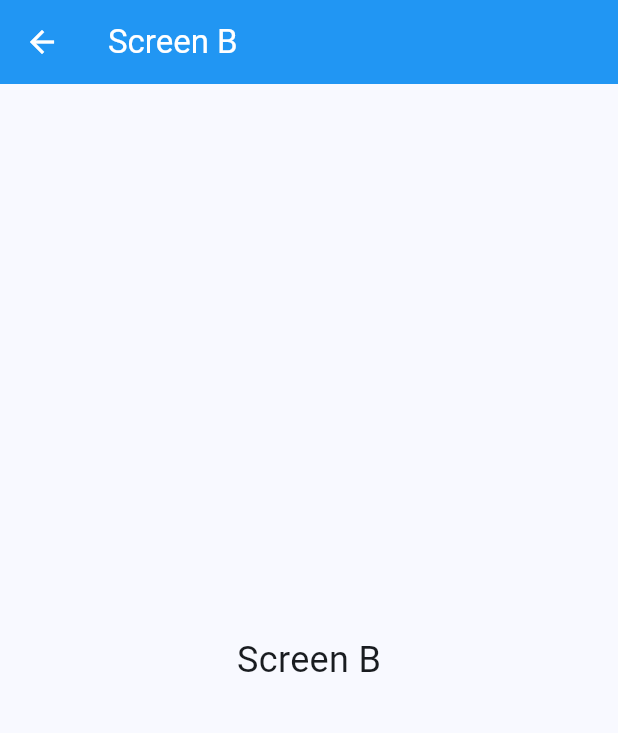
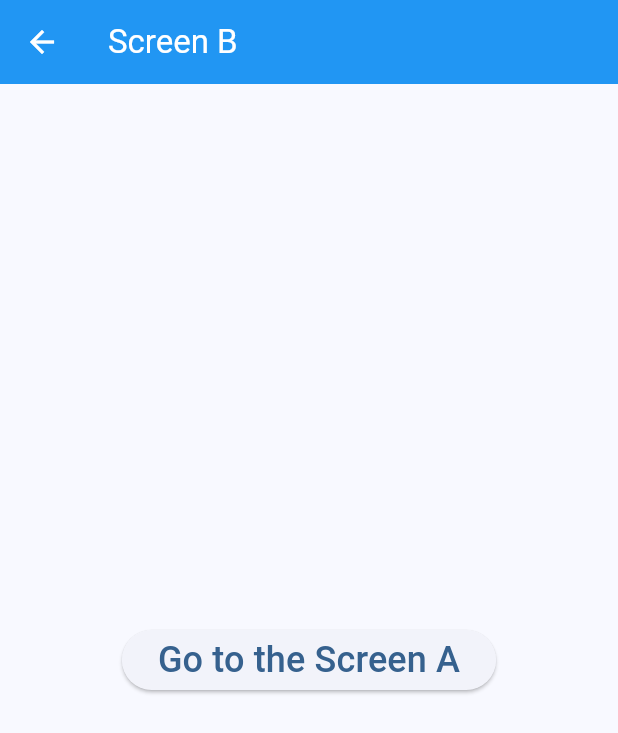
Before and after one commit to lklab/flutter-test, a Flutter app: the ScreenB screen opened by its route, on a phone screen of 412 x 824 dp. Shown: the top 733 px of the screen. Run offline on Flutter 3.47's test engine with Material 3 defaults, Android fonts, the phone set to English and light mode, and no system bars; our stand-ins replace fluttertoast.

Commit message:
lifecycle method 테스트

```diff
--- a/navigator/lib/screen_b.dart
+++ b/navigator/lib/screen_b.dart
@@ -1,23 +1,46 @@
 import 'package:flutter/material.dart';
 
-class ScreenB extends StatelessWidget {
+class ScreenB extends StatefulWidget {
   const ScreenB({super.key});
 
   @override
+  State<ScreenB> createState() => _ScreenBState();
+}
+
+class _ScreenBState extends State<ScreenB> {
+  @override
+  void initState() {
+    super.initState();
+    print('initState is called');
+  }
+
+  @override
+  void dispose() {
+    super.dispose();
+    print('dispose is called');
+  }
+
+  @override
   Widget build(BuildContext context) {
+    print('build is called');
     return Scaffold(
       appBar: AppBar(
         title: const Text('Screen B'),
         backgroundColor: Colors.blue,
         foregroundColor: Colors.white,
       ),
-      body: const Center(
-        child: Text(
-          'Screen B',
-          style: TextStyle(
-            fontSize: 24.0,
+      body: Center(
+        child: ElevatedButton(
+          onPressed: () {
+            Navigator.pop(context);
+          },
+          child: const Text(
+            'Go to the Screen A',
+            style: TextStyle(
+              fontSize: 24.0,
+            ),
           ),
-        )
+        ),
       ),
     );
   }
```
